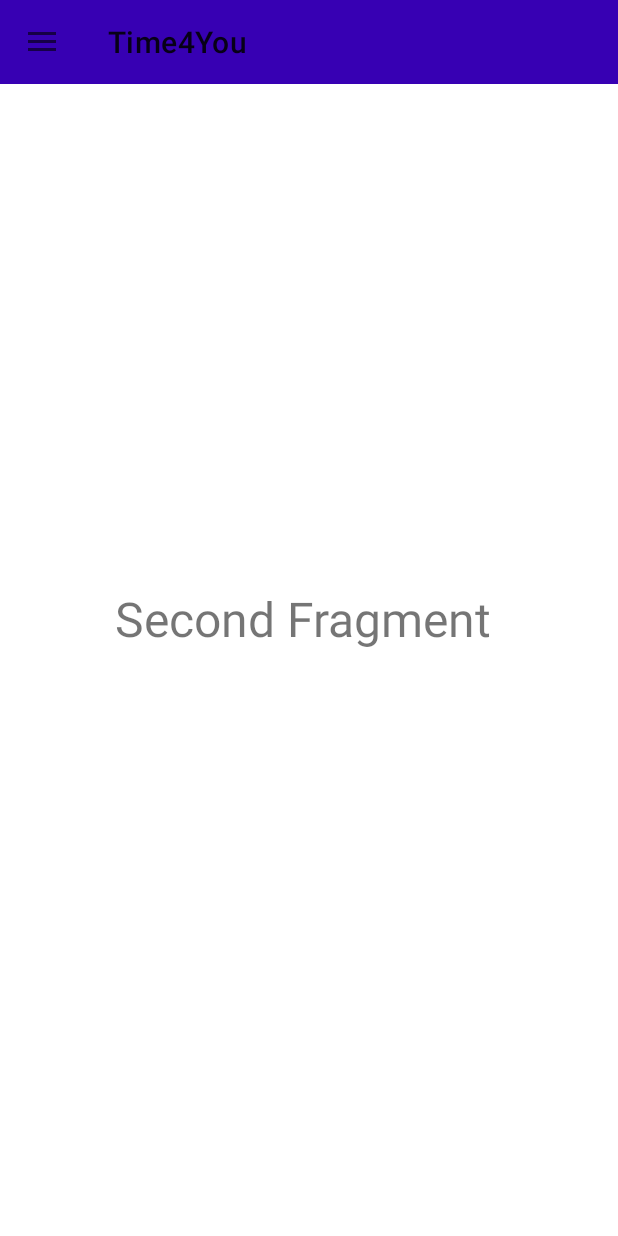
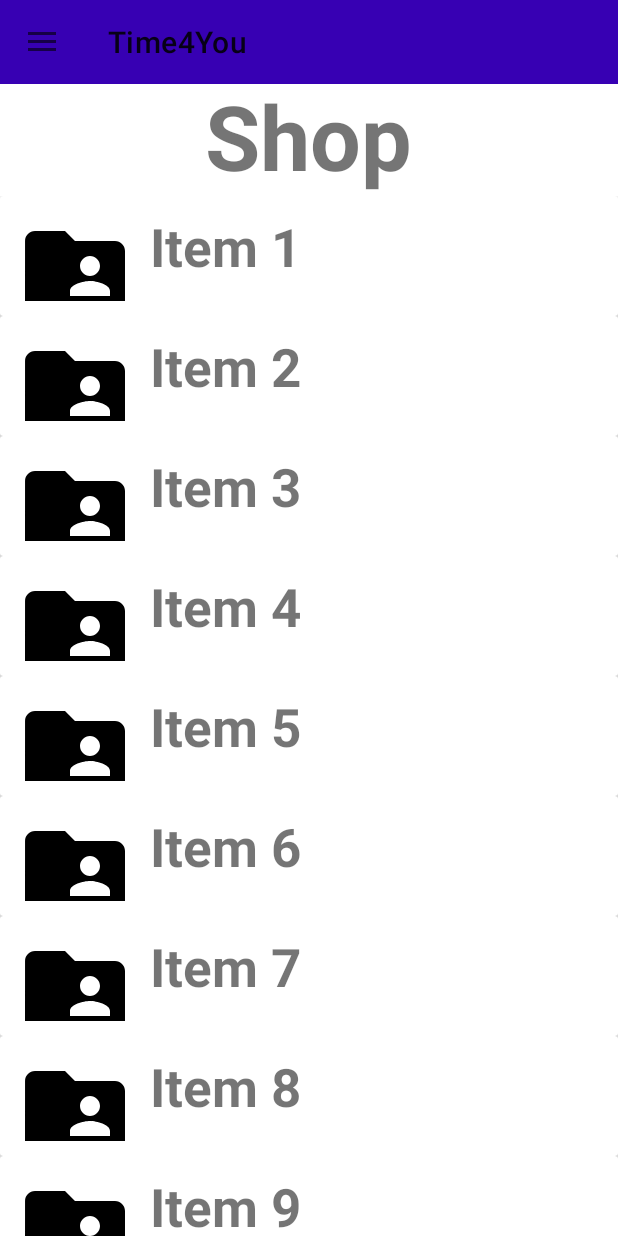
Before and after one commit to felixkoe/Time4u, an Android app: the screen it shows after launch (MainActivity), in the side drawer, after a tap on "Shop", on a phone screen of 412 x 824 dp. Run offline under Robolectric (Android 15) with nearby library versions, the phone set to English and light mode, and no system bars.

Commit message:
new shop site fragement with working recycler view

```diff
--- a/Time4You/app/build.gradle
+++ b/Time4You/app/build.gradle
@@ -5,7 +5,7 @@ plugins {
 
 android {
     namespace 'com.example.time4you'
-    compileSdk 33
+    compileSdk 34
 
     defaultConfig {
         applicationId "com.example.time4you"
@@ -33,12 +33,15 @@ android {
 }
 
 dependencies {
-
-    implementation 'androidx.core:core-ktx:1.7.0'
+    implementation 'androidx.core:core-ktx:1.10.1'
     implementation 'androidx.appcompat:appcompat:1.6.1'
     implementation 'com.google.android.material:material:1.9.0'
     implementation 'androidx.constraintlayout:constraintlayout:2.1.4'
+    implementation 'androidx.recyclerview:recyclerview:1.3.0'
+    implementation 'androidx.cardview:cardview:1.0.0'
+    implementation 'androidx.core:core-ktx:+'
     testImplementation 'junit:junit:4.13.2'
     androidTestImplementation 'androidx.test.ext:junit:1.1.5'
     androidTestImplementation 'androidx.test.espresso:espresso-core:3.5.1'
+
 }
--- /dev/null
+++ b/Time4You/app/src/main/java/com/example/time4you/CustomAdapter.kt
@@ -0,0 +1,45 @@
+package com.example.time4you
+
+import android.view.LayoutInflater
+import android.view.View
+import android.view.ViewGroup
+import android.widget.ImageView
+import android.widget.TextView
+import androidx.recyclerview.widget.RecyclerView
+
+class CustomAdapter(private val mList: List<ItemsViewModel>) : RecyclerView.Adapter<CustomAdapter.ViewHolder>() {
+
+    // create new views
+    override fun onCreateViewHolder(parent: ViewGroup, viewType: Int): ViewHolder {
+        // inflates the card_view_design view
+        // that is used to hold list item
+        val view = LayoutInflater.from(parent.context)
+            .inflate(R.layout.card_view_design, parent, false)
+
+        return ViewHolder(view)
+    }
+
+    // binds the list items to a view
+    override fun onBindViewHolder(holder: ViewHolder, position: Int) {
+
+        val ItemsViewModel = mList[position]
+
+        // sets the image to the imageview from our itemHolder class
+        holder.imageView.setImageResource(ItemsViewModel.image)
+
+        // sets the text to the textview from our itemHolder class
+        holder.textView.text = ItemsViewModel.text
+
+    }
+
+    // return the number of the items in the list
+    override fun getItemCount(): Int {
+        return mList.size
+    }
+
+    // Holds the views for adding it to image and text
+    class ViewHolder(ItemView: View) : RecyclerView.ViewHolder(ItemView) {
+        val imageView: ImageView = itemView.findViewById(R.id.imageview)
+        val textView: TextView = itemView.findViewById(R.id.textView)
+    }
+}
--- /dev/null
+++ b/Time4You/app/src/main/java/com/example/time4you/FragmentShop.kt
@@ -0,0 +1,43 @@
+package com.example.time4you
+
+import android.content.Context
+import android.os.Bundle
+import androidx.fragment.app.Fragment
+import android.view.LayoutInflater
+import android.view.View
+import android.view.ViewGroup
+import androidx.recyclerview.widget.LinearLayoutManager
+import androidx.recyclerview.widget.RecyclerView
+import java.lang.ClassCastException
+
+
+class FragmentShop : Fragment() {
+
+    override fun onCreateView(
+        inflater: LayoutInflater, container: ViewGroup?,
+        savedInstanceState: Bundle?
+    ): View? {
+        // Inflate the layout for this fragment
+        val view = inflater.inflate(R.layout.fragment_shop, container, false)
+
+        val recyclerview = view.findViewById<RecyclerView>(R.id.recyclerview)
+        recyclerview.layoutManager = LinearLayoutManager(activity)
+
+        // ArrayList of class ItemsViewModel
+        val data = ArrayList<ItemsViewModel>()
+
+        // This loop will create 20 Views containing
+        // the image with the count of view
+        for (i in 1..20) {
+            data.add(ItemsViewModel(R.drawable.ic_baseline_folder_24, "Item " + i))
+        }
+
+        // This will pass the ArrayList to our Adapter
+        val adapter = CustomAdapter(data)
+
+        // Setting the Adapter with the recyclerview
+        recyclerview.adapter = adapter
+
+        return view
+    }
+}
--- /dev/null
+++ b/Time4You/app/src/main/java/com/example/time4you/ItemsViewModel.kt
@@ -0,0 +1,5 @@
+package com.example.time4you
+
+data class ItemsViewModel(val image: Int, val text: String) {
+
+}
--- a/Time4You/app/src/main/java/com/example/time4you/MainActivity.kt
+++ b/Time4You/app/src/main/java/com/example/time4you/MainActivity.kt
@@ -70,6 +70,13 @@ class MainActivity : AppCompatActivity(), NavigationView.OnNavigationItemSelecte
             fragmentTransaction.commit()
         }
 
+        if(menuItem.itemId == R.id.shop){
+            fragmentManager = supportFragmentManager
+            fragmentTransaction = fragmentManager.beginTransaction()
+            fragmentTransaction.replace(R.id.container_fragment, FragmentShop())
+            fragmentTransaction.commit()
+        }
+
         return true
     }
     override fun startCountdownTimer(view: View) {
--- /dev/null
+++ b/Time4You/app/src/main/res/drawable/ic_baseline_folder_24.xml
@@ -0,0 +1,5 @@
+<vector android:height="24dp" android:tint="#000000"
+    android:viewportHeight="24" android:viewportWidth="24"
+    android:width="24dp" xmlns:android="http://schemas.android.com/apk/res/android">
+    <path android:fillColor="@android:color/white" android:pathData="M20,6h-8l-2,-2L4,4c-1.1,0 -1.99,0.9 -1.99,2L2,18c0,1.1 0.9,2 2,2h16c1.1,0 2,-0.9 2,-2L22,8c0,-1.1 -0.9,-2 -2,-2zM15,9c1.1,0 2,0.9 2,2s-0.9,2 -2,2 -2,-0.9 -2,-2 0.9,-2 2,-2zM19,17h-8v-1c0,-1.33 2.67,-2 4,-2s4,0.67 4,2v1z"/>
+</vector>
--- /dev/null
+++ b/Time4You/app/src/main/res/layout/card_view_design.xml
@@ -0,0 +1,32 @@
+<?xml version="1.0" encoding="utf-8"?>
+
+<androidx.cardview.widget.CardView xmlns:android="http://schemas.android.com/apk/res/android"
+    xmlns:app="http://schemas.android.com/apk/res-auto"
+    android:layout_width="match_parent"
+    android:layout_height="80dp"
+    app:cardElevation="3dp">
+
+    <LinearLayout
+        android:layout_width="match_parent"
+        android:layout_height="wrap_content"
+        android:orientation="horizontal"
+        android:padding="10dp">
+
+        <ImageView
+            android:id="@+id/imageview"
+            android:layout_width="80dp"
+            android:layout_height="80dp" />
+
+        <TextView
+            android:id="@+id/textView"
+            android:layout_width="wrap_content"
+            android:layout_height="wrap_content"
+            android:layout_marginStart="10dp"
+            android:layout_marginLeft="10dp"
+            android:text="Item"
+            android:textSize="35sp"
+            android:textStyle="bold" />
+
+    </LinearLayout>
+
+</androidx.cardview.widget.CardView>
--- /dev/null
+++ b/Time4You/app/src/main/res/layout/fragment_shop.xml
@@ -0,0 +1,33 @@
+<?xml version="1.0" encoding="utf-8"?>
+<androidx.constraintlayout.widget.ConstraintLayout xmlns:android="http://schemas.android.com/apk/res/android"
+    xmlns:app="http://schemas.android.com/apk/res-auto"
+    xmlns:tools="http://schemas.android.com/tools"
+    android:layout_width="match_parent"
+    android:layout_height="match_parent">
+
+    <TextView
+        android:id="@+id/shop"
+        android:layout_width="wrap_content"
+        android:layout_height="wrap_content"
+        android:text="Shop"
+        android:textSize="60sp"
+        android:textStyle="bold"
+        app:layout_constraintBottom_toBottomOf="parent"
+        app:layout_constraintEnd_toEndOf="parent"
+        app:layout_constraintHorizontal_bias="0.498"
+        app:layout_constraintStart_toStartOf="parent"
+        app:layout_constraintTop_toTopOf="parent"
+        app:layout_constraintVertical_bias="0.067" />
+
+    <androidx.recyclerview.widget.RecyclerView
+        android:id="@+id/recyclerview"
+        android:layout_width="match_parent"
+        android:layout_height="0dp"
+        app:layout_constraintTop_toBottomOf="@+id/shop"
+        app:layout_constraintBottom_toBottomOf="parent"
+        app:layout_constraintStart_toStartOf="parent"
+        app:layout_constraintEnd_toEndOf="parent"
+        app:layout_constraintVertical_bias="0.0"
+        tools:itemCount="5"
+        tools:listitem="@layout/card_view_design" />
+</androidx.constraintlayout.widget.ConstraintLayout>
--- a/Time4You/app/src/main/res/menu/drawer_menu.xml
+++ b/Time4You/app/src/main/res/menu/drawer_menu.xml
@@ -11,7 +11,7 @@
             android:icon="@drawable/baseline_group_add_24"
             android:title="Profile" />
         <item
-            android:id="@+id/home2"
+            android:id="@+id/shop"
             android:icon="@drawable/baseline_home_24"
             android:title="Shop" />
         <item
--- a/Time4You/app/src/main/res/values/strings.xml
+++ b/Time4You/app/src/main/res/values/strings.xml
@@ -2,4 +2,6 @@
     <string name="app_name">Time4You</string>
     <string name="open">open</string>
     <string name="close">close</string>
+    <!-- TODO: Remove or change this placeholder text -->
+    <string name="hello_blank_fragment">Hello blank fragment</string>
 </resources>
--- a/Time4You/build.gradle
+++ b/Time4You/build.gradle
@@ -2,5 +2,5 @@
 plugins {
     id 'com.android.application' version '8.0.2' apply false
     id 'com.android.library' version '8.0.2' apply false
-    id 'org.jetbrains.kotlin.android' version '1.8.0' apply false
+    id 'org.jetbrains.kotlin.android' version '1.9.0' apply false
 }
```
